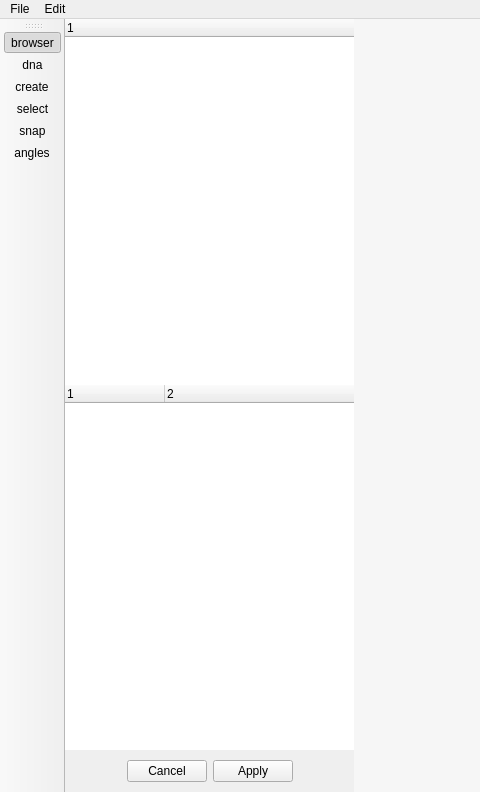
cadnano/cadnano2.5, file cadnano/gui/ui/mainwindow/mainwindow.ui: the form before one commit; both pictures show x 0 to 480 and y 0 to 792 of the 1075 by 792 pixel window.
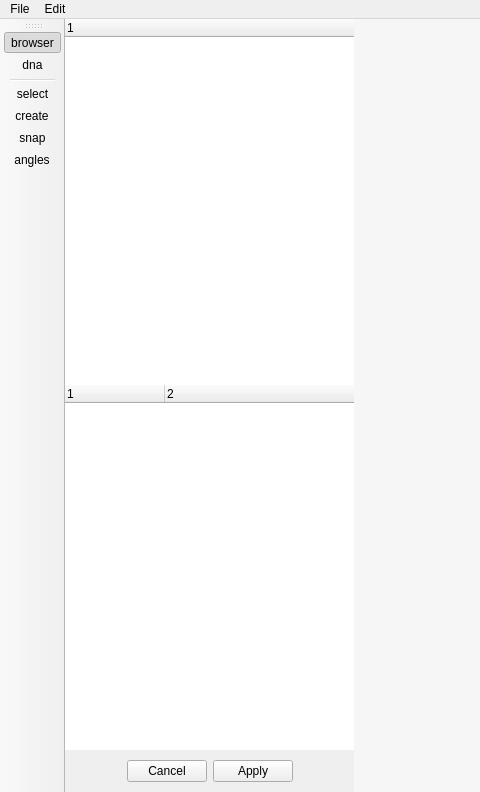
The form after the commit. Icons and pictures are not drawn. Custom widgets are drawn as their Qt base class.

The edit to the form file:
```diff
--- a/cadnano/gui/ui/mainwindow/mainwindow.ui
+++ b/cadnano/gui/ui/mainwindow/mainwindow.ui
@@ -383,8 +383,9 @@
    </attribute>
    <addaction name="action_outliner"/>
    <addaction name="action_new_dnapart"/>
-   <addaction name="action_vhelix_create"/>
+   <addaction name="separator"/>
    <addaction name="action_vhelix_select"/>
+   <addaction name="action_vhelix_create"/>
    <addaction name="action_vhelix_snap"/>
    <addaction name="action_vhelix_set_angles"/>
   </widget>
@@ -948,7 +949,7 @@
      <normaloff>:/parttools/hcpro</normaloff>:/parttools/hcpro</iconset>
    </property>
    <property name="text">
-    <string>dnap</string>
+    <string>dna</string>
    </property>
    <property name="iconText">
     <string>dna</string>
```
Left out of the diff: 4 changed lines with no effect on the pictures.
